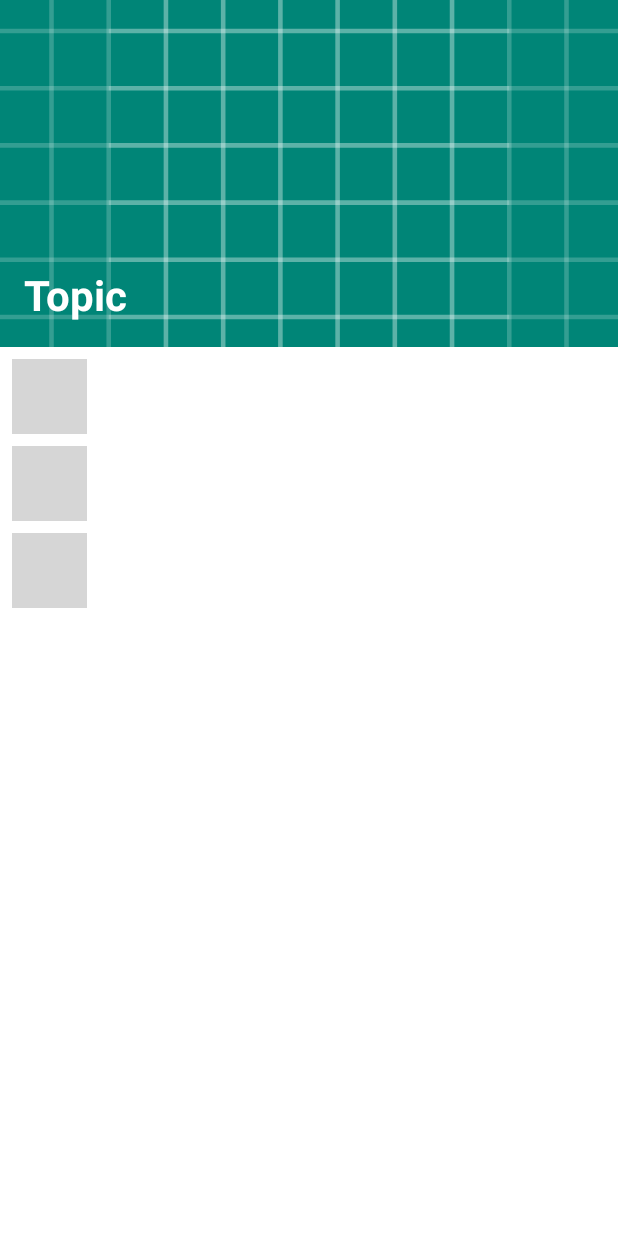
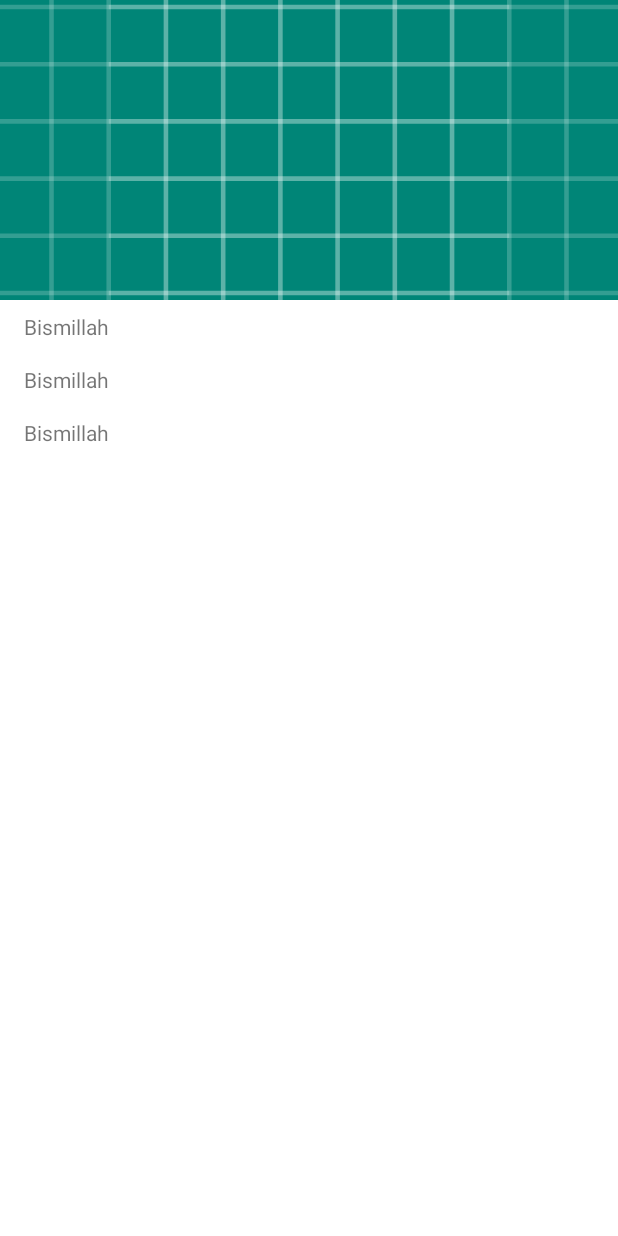
Before and after one commit to muzafakar/QuranClassification, an Android app: the layout fragment_topic.xml on its own in the app's theme, with its tools: preview values and no code run, on a phone screen of 412 x 824 dp. Run offline under Robolectric (Android 15) with nearby library versions, the phone set to English and light mode, and no system bars; grey boxes are pictures that could not be loaded.

```diff
--- a/app/src/main/java/com/muzafakar/alquran/view/SplashFragment.kt
+++ b/app/src/main/java/com/muzafakar/alquran/view/SplashFragment.kt
@@ -6,6 +6,7 @@ import androidx.fragment.app.Fragment
 import android.view.LayoutInflater
 import android.view.View
 import android.view.ViewGroup
+import androidx.navigation.NavOptions
 import androidx.navigation.fragment.findNavController
 import com.muzafakar.alquran.R
 import com.muzafakar.alquran.util.PrefManager
--- /dev/null
+++ b/app/src/main/res/drawable/ic_settings.xml
@@ -0,0 +1,5 @@
+<vector android:height="24dp" android:tint="#FFFFFF"
+    android:viewportHeight="24" android:viewportWidth="24"
+    android:width="24dp" xmlns:android="http://schemas.android.com/apk/res/android">
+    <path android:fillColor="#FF000000" android:pathData="M19.1,12.9a2.8,2.8 0,0 0,0.1 -0.9,2.8 2.8,0 0,0 -0.1,-0.9l2.1,-1.6a0.7,0.7 0,0 0,0.1 -0.6L19.4,5.5a0.7,0.7 0,0 0,-0.6 -0.2l-2.4,1a6.5,6.5 0,0 0,-1.6 -0.9l-0.4,-2.6a0.5,0.5 0,0 0,-0.5 -0.4H10.1a0.5,0.5 0,0 0,-0.5 0.4L9.3,5.4a5.6,5.6 0,0 0,-1.7 0.9l-2.4,-1a0.4,0.4 0,0 0,-0.5 0.2l-2,3.4c-0.1,0.2 0,0.4 0.2,0.6l2,1.6a2.8,2.8 0,0 0,-0.1 0.9,2.8 2.8,0 0,0 0.1,0.9L2.8,14.5a0.7,0.7 0,0 0,-0.1 0.6l1.9,3.4a0.7,0.7 0,0 0,0.6 0.2l2.4,-1a6.5,6.5 0,0 0,1.6 0.9l0.4,2.6a0.5,0.5 0,0 0,0.5 0.4h3.8a0.5,0.5 0,0 0,0.5 -0.4l0.3,-2.6a5.6,5.6 0,0 0,1.7 -0.9l2.4,1a0.4,0.4 0,0 0,0.5 -0.2l2,-3.4c0.1,-0.2 0,-0.4 -0.2,-0.6ZM12,15.6A3.6,3.6 0,1 1,15.6 12,3.6 3.6,0 0,1 12,15.6Z"/>
+</vector>
--- a/app/src/main/res/layout/fragment_topic.xml
+++ b/app/src/main/res/layout/fragment_topic.xml
@@ -1,40 +1,51 @@
 <?xml version="1.0" encoding="utf-8"?>
-<androidx.constraintlayout.widget.ConstraintLayout xmlns:android="http://schemas.android.com/apk/res/android"
+<androidx.coordinatorlayout.widget.CoordinatorLayout xmlns:android="http://schemas.android.com/apk/res/android"
     xmlns:app="http://schemas.android.com/apk/res-auto"
     xmlns:tools="http://schemas.android.com/tools"
     android:layout_width="match_parent"
     android:layout_height="match_parent"
+    android:orientation="vertical"
+    app:layout_behavior="@string/appbar_scrolling_view_behavior"
     tools:context=".view.TopicFragment">
-
-    <ImageView
-        android:id="@+id/imgTopic"
-        android:layout_width="match_parent"
-        android:layout_height="0dp"
-        android:scaleType="centerCrop"
-        app:layout_constraintDimensionRatio="H, 16:9"
-        app:layout_constraintTop_toTopOf="parent"
-        tools:src="@drawable/ic_launcher_background" />
-
-    <TextView
-        android:id="@+id/tvTopicName"
-        android:layout_width="wrap_content"
-        android:layout_height="wrap_content"
-        android:layout_margin="16dp"
-        android:textColor="@android:color/white"
-        android:textSize="28sp"
-        android:textStyle="bold"
-        app:layout_constraintBottom_toBottomOf="@id/imgTopic"
-        app:layout_constraintStart_toStartOf="@id/imgTopic"
-        tools:text="Topic" />
 
     <androidx.recyclerview.widget.RecyclerView
         android:id="@+id/rvVerse"
-        android:layout_width="0dp"
-        android:layout_height="0dp"
-        app:layout_constraintBottom_toBottomOf="parent"
-        app:layout_constraintEnd_toEndOf="parent"
-        app:layout_constraintStart_toStartOf="parent"
-        app:layout_constraintTop_toBottomOf="@id/imgTopic"
-        tools:listitem="@layout/recycler_view_item" />
+        android:layout_width="match_parent"
+        android:layout_height="match_parent"
+        app:layout_behavior="@string/appbar_scrolling_view_behavior"
+        tools:listitem="@layout/item_verse" />
 
-</androidx.constraintlayout.widget.ConstraintLayout>
+
+    <com.google.android.material.appbar.AppBarLayout
+        android:layout_width="match_parent"
+        android:layout_height="wrap_content">
+
+        <com.google.android.material.appbar.CollapsingToolbarLayout
+            android:id="@+id/ctlVerse"
+            android:layout_width="match_parent"
+            android:layout_height="wrap_content"
+            app:collapsedTitleTextAppearance="@style/tbTitleStyle"
+            app:contentScrim="@color/colorPrimary"
+            app:expandedTitleGravity="start|bottom"
+            app:toolbarId="@id/tbVerse"
+            app:expandedTitleTextAppearance="@style/tbTitleStyle"
+            app:layout_scrollFlags="scroll|exitUntilCollapsed|snap">
+
+            <ImageView
+                android:id="@+id/imgTopic"
+                android:layout_width="match_parent"
+                android:layout_height="200dp"
+                android:scaleType="centerCrop"
+                app:layout_collapseMode="parallax"
+                app:layout_collapseParallaxMultiplier="0.5"
+                tools:src="@drawable/ic_launcher_background" />
+
+            <androidx.appcompat.widget.Toolbar
+                android:id="@+id/tbVerse"
+                android:layout_width="match_parent"
+                android:layout_height="?attr/actionBarSize"
+                app:layout_collapseMode="pin"
+                app:titleTextColor="@android:color/white" />
+        </com.google.android.material.appbar.CollapsingToolbarLayout>
+    </com.google.android.material.appbar.AppBarLayout>
+</androidx.coordinatorlayout.widget.CoordinatorLayout>
--- a/app/src/main/res/layout/item_verse.xml
+++ b/app/src/main/res/layout/item_verse.xml
@@ -1,6 +1,7 @@
 <?xml version="1.0" encoding="utf-8"?>
 <androidx.constraintlayout.widget.ConstraintLayout xmlns:android="http://schemas.android.com/apk/res/android"
     xmlns:app="http://schemas.android.com/apk/res-auto"
+    xmlns:tools="http://schemas.android.com/tools"
     android:layout_width="match_parent"
     android:layout_height="wrap_content"
     android:paddingStart="16dp"
@@ -12,7 +13,8 @@
         android:id="@+id/tvTranslation"
         android:layout_width="match_parent"
         android:layout_height="wrap_content"
-        app:layout_constraintTop_toTopOf="parent" />
+        app:layout_constraintTop_toTopOf="parent"
+        tools:text="Bismillah" />
 
     <com.google.android.material.chip.ChipGroup
         android:id="@+id/cgTopic"
--- a/app/src/main/res/navigation/main_graph.xml
+++ b/app/src/main/res/navigation/main_graph.xml
@@ -12,7 +12,9 @@
         tools:layout="@layout/fragment_splash" >
         <action
             android:id="@+id/action_splashFragment_to_homeFragment"
-            app:destination="@id/homeFragment" />
+            app:destination="@id/homeFragment"
+            app:popUpTo="@id/splashFragment"
+            app:popUpToInclusive="true" />
     </fragment>
     <fragment
         android:id="@+id/homeFragment"
--- a/app/src/main/res/values/styles.xml
+++ b/app/src/main/res/values/styles.xml
@@ -8,4 +8,9 @@
         <item name="colorAccent">@color/colorAccent</item>
     </style>
 
+    <style name="tbTitleStyle" parent="AppTheme">
+        <item name="android:textColor">#fff</item>
+        <item name="android:textStyle">bold</item>
+    </style>
+
 </resources>
```
Also changed, not shown: app/src/main/java/com/muzafakar/alquran/util/PrefManager.kt (+9 -2 lines), app/src/main/java/com/muzafakar/alquran/view/TopicFragment.kt (+43 -7 lines), app/src/main/java/com/muzafakar/alquran/view/viewholder/VerseViewHolder.kt (+10 -3 lines), app/src/main/res/layout/layout_verse_setting.xml (added, +19 -0 lines), app/src/main/res/menu/menu_verse.xml (added, +10 -0 lines), 1 other file.
